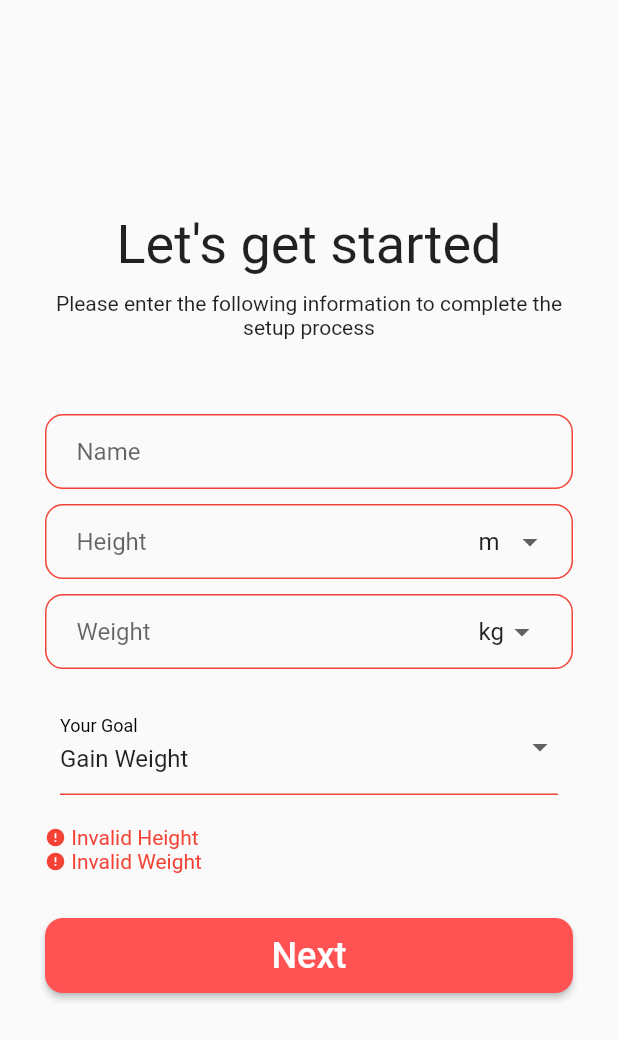
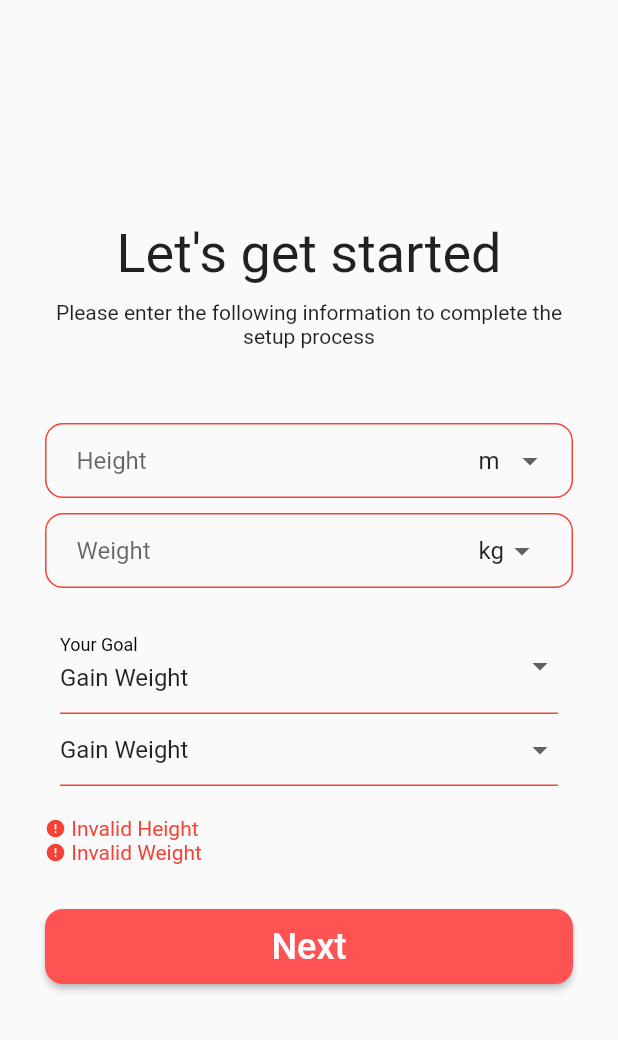
Before and after one commit to GDSCUTM-CommunityProjects/RedEat, a Flutter app: the InitialSetupPage screen opened by its route, after a tap on "Next", on a phone screen of 412 x 824 dp. Shown: the top 1040 px of the screen. Run offline on Flutter 3.47's test engine with Material 2 defaults, Android fonts, the phone set to English and light mode, and no system bars; our stand-ins replace curved_navigation_bar, expandable; missing offline and left inert: flutter_barcode_scanner.

Commit message:
Revert "Red 41 save personal info locally"

```diff
--- a/src/lib/BackendConnection/BackendURL.dart
+++ b/src/lib/BackendConnection/BackendURL.dart
@@ -6,5 +6,5 @@ class BackendURL {
   // static String BACKEND_URL = "http://10.0.2.2:8000/";
   // static String BACKEND_URL = "http://10.0.0.185:8000/";
   // static String BACKEND_URL = "http://10.0.0.185:38299/";
-  static String BACKEND_URL = "http://127.0.0.1:8000/";
+  static String BACKEND_URL = "http://10.0.0.232:8000/";
 }
--- a/src/lib/LocalDB/HistoryInfo.dart
+++ /dev/null
@@ -1,25 +0,0 @@
-class HistoryInfo {
-  final int? id;
-  final String name;
-  final int calories;
-
-  const HistoryInfo({
-    this.id,
-    required this.name,
-    required this.calories,
-  });
-
-  Map<String, dynamic> toMap() {
-    return {
-      'id': id,
-      'name': name,
-      'calories': calories,
-    };
-  }
-
-  static HistoryInfo fromJson(Map<String, Object?> json) => HistoryInfo(
-        id: json['id'] as int?,
-        name: json['name'] as String,
-        calories: json['calories'] as int,
-      );
-}
--- a/src/lib/LocalDB/UserInfo.dart
+++ /dev/null
@@ -1,25 +0,0 @@
-class UserInfo {
-  final int id;
-  final String name;
-  final int weight;
-  final int height;
-  final int goalStatus;
-
-  const UserInfo({
-    required this.id,
-    required this.name,
-    required this.weight,
-    required this.height,
-    required this.goalStatus,
-  });
-
-  Map<String, dynamic> toMap() {
-    return {
-      'id': id,
-      'name': name,
-      'weight': weight,
-      'height': height,
-      'goalStatus': goalStatus,
-    };
-  }
-}
--- a/src/lib/Pages/InitialSetupPage.dart
+++ b/src/lib/Pages/InitialSetupPage.dart
@@ -1,6 +1,4 @@
 import 'package:flutter/material.dart';
-import 'package:src/LocalDB/DBSetup/UserInfoDB.dart';
-import 'package:src/LocalDB/UserInfo.dart';
 
 class InitialSetupPage extends StatefulWidget {
   const InitialSetupPage({Key? key}) : super(key: key);
@@ -10,12 +8,10 @@ class InitialSetupPage extends StatefulWidget {
 }
 
 class _InitialSetupPageState extends State<InitialSetupPage> {
-  final heightUnits = ['m', 'cm', 'in'];
+
+  final heightUnits = ['m', 'cm', 'ft'];
   final weightUnits = ['kg', 'lb'];
   final goalList = ["Gain Weight", "Maintain Weight", "Lose Weight"];
-  double weight_conversion = 2.20462;
-  double height_conversion = 39.3700787;
-  int goalStatus = 0;
   // final timePeriodList = ["every week", "every month"]
   String selectedHeightUnit = 'm';
   String selectedWeightUnit = 'kg';
@@ -26,12 +22,12 @@ class _InitialSetupPageState extends State<InitialSetupPage> {
 
   final heightController = TextEditingController();
   final weightController = TextEditingController();
-  final nameController = TextEditingController();
 
   @override
   void initState() {
     // TODO: implement initState
     super.initState();
+
   }
 
   @override
@@ -51,6 +47,7 @@ class _InitialSetupPageState extends State<InitialSetupPage> {
           child: Column(
             mainAxisAlignment: MainAxisAlignment.center,
             children: [
+
               // Title
               Text(
                 "Let's get started",
@@ -71,49 +68,17 @@ class _InitialSetupPageState extends State<InitialSetupPage> {
               ),
               SizedBox(height: 50),
 
-            Padding(
-              padding: const EdgeInsets.symmetric(horizontal: 30.0),
-              child: Container(
-                decoration: BoxDecoration(
-                  border: Border.all(
-                      color: (validHeight) ? Colors.grey : Colors.red),
-                  borderRadius: BorderRadius.circular(12),
-                ),
-                child: Row(
-                  children: [
-                    // Height input field
-                    Expanded(
-                      flex: 7,
-                      child: Padding(
-                          // padding: const EdgeInsets.symmetric(horizontal: 20),
-                          padding: const EdgeInsets.fromLTRB(20, 0, 0, 0),
-                          child: TextField(
-                            controller: nameController,
-                            decoration: InputDecoration(
-                              border: InputBorder.none,
-                              hintText: 'Name',
-                            ),
-                          )),
-                    ),
-                  ],
-                ),
-              ),
-            ),
-            SizedBox(
-              height: 10,
-            ),
-
               // Height input field
               Padding(
                 padding: const EdgeInsets.symmetric(horizontal: 30.0),
                 child: Container(
                   decoration: BoxDecoration(
-                  border: Border.all(
-                      color: (validHeight) ? Colors.grey : Colors.red),
+                    border: Border.all(color: (validHeight) ? Colors.grey : Colors.red),
                     borderRadius: BorderRadius.circular(12),
                   ),
                   child: Row(
                     children: [
+
                       // Height input field
                       Expanded(
                         flex: 4,
@@ -126,7 +91,8 @@ class _InitialSetupPageState extends State<InitialSetupPage> {
                                 border: InputBorder.none,
                                 hintText: 'Height',
                               ),
-                          )),
+                            )
+                        ),
                       ),
 
                       // Height unit dropdown
@@ -137,43 +103,29 @@ class _InitialSetupPageState extends State<InitialSetupPage> {
                           child: new DropdownButton(
                               underline: SizedBox(),
                               value: selectedHeightUnit,
-                            items: heightUnits
-                                .map((e) => (DropdownMenuItem(
-                                    child: Text(
-                                      e,
-                                      textAlign: TextAlign.center,
-                                    ),
-                                    value: e)))
-                                .toList(),
+                              items: heightUnits.map((e) => (
+                                DropdownMenuItem(child: Text(e, textAlign: TextAlign.center,), value: e)
+                              )).toList(),
                               onChanged: (value) {
                                 setState(() {
                                   selectedHeightUnit = value as String;
-                                if (selectedHeightUnit == "in") {
-                                  height_conversion = 1;
-                                } else if (selectedHeightUnit == "m") {
-                                  height_conversion = 39.3700787;
-                                } else {
-                                  height_conversion = 2.54;
+                                });
                               }
-                              });
-                            }),
+                          ),
                         ),
                       ),
                     ],
                   ),
                 ),
               ),
-            SizedBox(
-              height: 10,
-            ),
+              SizedBox(height: 10,),
 
               // Weight input field
               Padding(
                 padding: const EdgeInsets.symmetric(horizontal: 30.0),
                 child: Container(
                   decoration: BoxDecoration(
-                  border: Border.all(
-                      color: (validWeight) ? Colors.grey : Colors.red),
+                    border: Border.all(color: (validWeight) ? Colors.grey : Colors.red),
                     borderRadius: BorderRadius.circular(12),
                   ),
                   child: Row(
@@ -189,7 +141,8 @@ class _InitialSetupPageState extends State<InitialSetupPage> {
                                 border: InputBorder.none,
                                 hintText: 'Weight',
                               ),
-                          )),
+                            )
+                        ),
                       ),
                       Expanded(
                         flex: 1,
@@ -198,45 +151,36 @@ class _InitialSetupPageState extends State<InitialSetupPage> {
                           child: DropdownButton(
                             underline: SizedBox(),
                             value: selectedWeightUnit,
-                            items: weightUnits
-                                .map((e) => (DropdownMenuItem(
-                                    child: Text(
-                                      e,
-                                      textAlign: TextAlign.center,
-                                    ),
-                                    value: e)))
-                                .toList(),
+                            items: weightUnits.map((e) => (
+                                DropdownMenuItem(child: Text(e, textAlign: TextAlign.center,), value: e)
+                            )).toList(),
                             onChanged: (value) {
                               setState(() {
                                 selectedWeightUnit = value as String;
-                                if (selectedWeightUnit == "kg") {
-                                  weight_conversion = 2.20462;
-                                } else {
-                                  weight_conversion = 1;
+                              });
                             }
-                              });
-                            }),
+                          ),
                         ),
                       ),
                     ],
                   ),
+
                 ),
               ),
-            SizedBox(
-              height: 20,
-            ),
+              SizedBox(height: 20,),
 
               // Select gain / lose weight
               Padding(
                 padding: const EdgeInsets.symmetric(horizontal: 40.0),
                 child: DropdownButtonFormField(
                   value: selectedGoal,
-                  items: goalList
-                      .map((e) => DropdownMenuItem(child: Text(e), value: e))
-                      .toList(),
+                  items: goalList.map((e) => DropdownMenuItem(child: Text(e), value: e)).toList(),
+
                   decoration: const InputDecoration(
                     labelText: "Your Goal",
-                    labelStyle: (TextStyle(color: Colors.black)),
+                    labelStyle: (
+                        TextStyle(color: Colors.black)
+                    ),
                     // prefixIcon: Icon(
                     //   Icons.monitor_weight,
                     //   color: Colors.red,
@@ -251,20 +195,34 @@ class _InitialSetupPageState extends State<InitialSetupPage> {
                   onChanged: (value) {
                     setState(() {
                       selectedGoal = value as String;
-                      if (selectedGoal == "Gain Weight") {
-                        goalStatus = 0;
-                      } else if (selectedGoal == "Maintain Weight") {
-                        goalStatus = 1;
-                      } else {
-                        goalStatus = 2;
-                      }
                     });
                   },
-                )),
+                )
+              ),
 
-            SizedBox(
-              height: 20,
+              // Select week/month
+              Padding(
+                  padding: const EdgeInsets.symmetric(horizontal: 40.0),
+                  child: DropdownButtonFormField(
+                    value: selectedGoal,
+                    items: goalList.map((e) => DropdownMenuItem(child: Text(e), value: e)).toList(),
+
+                    decoration: const InputDecoration(
+                      enabledBorder: UnderlineInputBorder(
+                        borderSide: BorderSide(color: Colors.red),
                       ),
+                      focusedBorder: UnderlineInputBorder(
+                        borderSide: BorderSide(color: Colors.red),
+                      ),
+                    ),
+                    onChanged: (value) {
+                      setState(() {
+                        selectedGoal = value as String;
+                      });
+                    },
+                  )
+              ),
+              SizedBox(height: 20,),
 
               // Error messages
               Padding(
@@ -274,7 +232,7 @@ class _InitialSetupPageState extends State<InitialSetupPage> {
                   child: Column(
                     crossAxisAlignment: CrossAxisAlignment.start,
                     children: [
-                    if (!validHeight) // Show invalid height message if username is incorrect
+                      if (!validHeight)   // Show invalid height message if username is incorrect
                         Row(
                           children: [
                             Icon(
@@ -291,7 +249,7 @@ class _InitialSetupPageState extends State<InitialSetupPage> {
                             ),
                           ],
                         ),
-                    if (!validWeight) // Show invalid weight message if password is incorrect
+                      if (!validWeight)   // Show invalid weight message if password is incorrect
                         Row(
                           children: [
                             Icon(
@@ -323,37 +281,25 @@ class _InitialSetupPageState extends State<InitialSetupPage> {
                         minimumSize: const Size.fromHeight(50),
                         shape: RoundedRectangleBorder(
                           borderRadius: BorderRadius.circular(12),
-                      )),
+                        )
+                    ),
                     onPressed: () {
-                    (verifyInputs(heightController.text))
-                        ? setState(() => validHeight = true)
-                        : setState(() => validHeight = false);
-                    (verifyInputs(weightController.text))
-                        ? setState(() => validWeight = true)
-                        : setState(() => validWeight = false);
-                    UserInfo dbentry = UserInfo(
-                        id: 0,
-                        name: nameController.text,
-                        weight: (double.parse(weightController.text) *
-                                weight_conversion)
-                            .round(),
-                        height: (double.parse(heightController.text) *
-                                height_conversion)
-                            .round(),
-                        goalStatus: goalStatus);
-                    UserInfoDB.instance.createUser(dbentry);
-                    Navigator.pushNamed(context, '/mePage');
+                      (verifyInputs(heightController.text)) ? setState(() => validHeight = true ) : setState(() => validHeight = false );
+                      (verifyInputs(weightController.text)) ? setState(() => validWeight = true ) : setState(() => validWeight = false );
                     },
                     child: Text(
                       'Next',
                       style: TextStyle(fontSize: 24),
                     )),
               ),
-            SizedBox(
-              height: 20,
-            ),
+              SizedBox(height: 20,),
+
+
             ],
-        ))));
+          )
+        )
+      )
+    );
   }
 }
 
--- a/src/pubspec.yaml
+++ b/src/pubspec.yaml
@@ -31,8 +31,6 @@ environment:
 dependencies:
   flutter:
     sdk: flutter
-  sqflite: ^2.2.2
-  path: ^1.8.3
 
 
   # The following adds the Cupertino Icons font to your application.
@@ -43,8 +41,6 @@ dependencies:
   curved_navigation_bar: ^1.0.3
   flutter_barcode_scanner: ^2.0.0
 
-dependency_overrides:
-  path: ^1.6.4
 
 dev_dependencies:
   flutter_test:
```
Also changed, not shown: src/lib/LocalDB/DBSetup/UserInfoDB.dart (deleted, +0 -99 lines), src/lib/Pages/HistoryPage.dart (deleted, +0 -83 lines), src/lib/Pages/MePage.dart (+11 -53 lines), src/lib/Pages/ProductInfoPage.dart (+39 -30 lines), src/lib/Pages/login.dart (+30 -15 lines), src/lib/Pages/signup.dart (+10 -7 lines), src/lib/main.dart (+1 -13 lines), src/pubspec.lock, 4 other files. Lines whose indentation alone changed are shown as unchanged.
